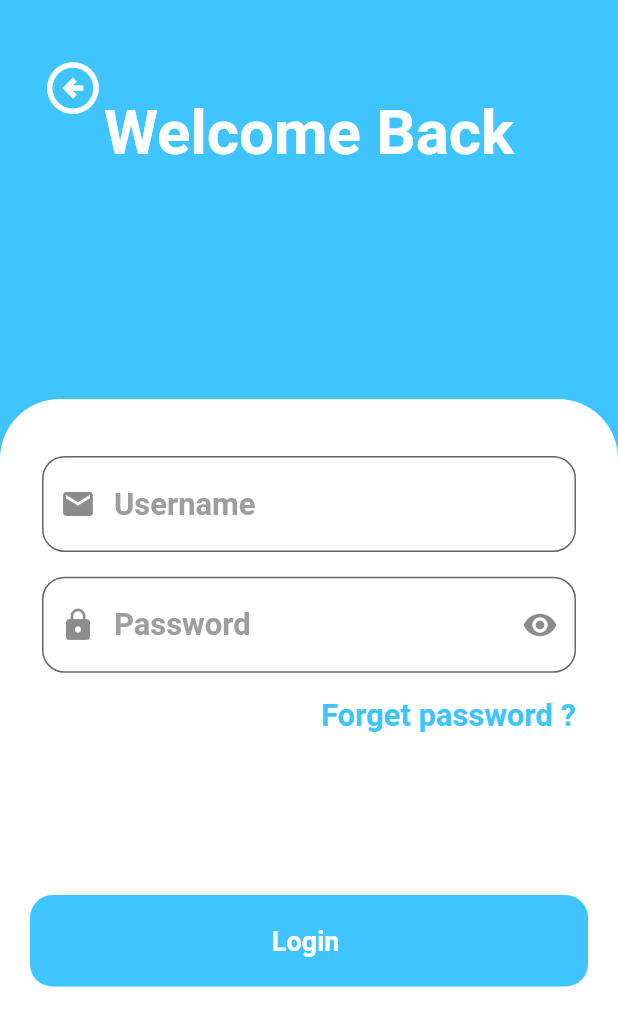
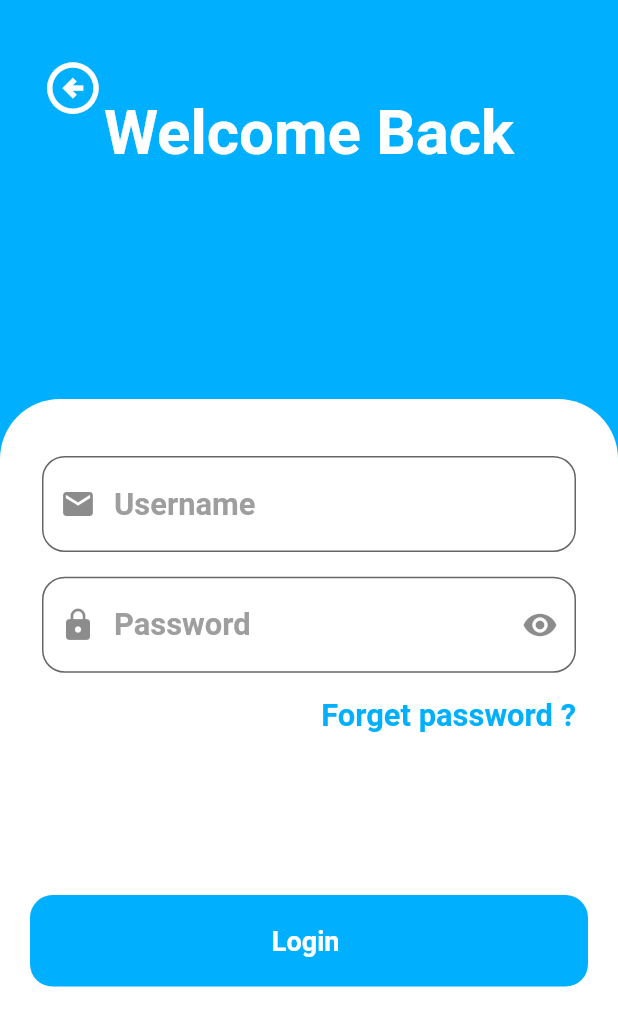
Before and after one commit to rupal-tripund/shipping_app, a Flutter app: the Login screen opened directly, on a phone screen of 412 x 824 dp. Shown: the top 1026 px of the screen. Run offline on Flutter 3.47's test engine with Material 2 defaults, Android fonts, the phone set to English and light mode, and no system bars; our stand-ins replace email_validator, google_fonts.

Commit message:
Added style changes.

```diff
--- a/lib/constants/styles.dart
+++ b/lib/constants/styles.dart
@@ -6,13 +6,13 @@ class Style {
   //colors
   static const primaryThemeColor = Colors.blue;
   static const primaryBackgroundColor = Colors.white;
-  static const loginPageBackgroundColor = Colors.lightBlueAccent;
+  static final loginPageBackgroundColor = Colors.lightBlueAccent[400];
   static const brightness = Brightness.light;
   static const textColorDark = Colors.white;
   static const textColorLight = Colors.black;
-  static const iconColor = Colors.lightBlueAccent;
+  static final iconColor = Colors.lightBlueAccent[400];
   static const iconBackgroundColor = Colors.white;
-  static const loginPageBackgroundColor2 = Colors.grey;
+  static final loginPageBackgroundColor2 = Colors.grey[300];
 
 
   //font style
--- a/lib/screens/auth/login.dart
+++ b/lib/screens/auth/login.dart
@@ -69,7 +69,7 @@ class _LoginState extends State<Login> {
                   horizontal: 20.0,
                   vertical: 30.0
               ),
-              decoration: const BoxDecoration(
+              decoration: BoxDecoration(
                 color: Style.loginPageBackgroundColor,
               ),
               child: Column(
@@ -216,7 +216,7 @@ class _LoginState extends State<Login> {
                         Container(
                           padding: const EdgeInsets.all(20),
                           width: double.infinity,
-                          decoration: const BoxDecoration(
+                          decoration: BoxDecoration(
                               color:Style.loginPageBackgroundColor,
                               borderRadius: BorderRadius.all(Radius.circular(15))
                           ),
--- a/lib/screens/auth/signup_screen.dart
+++ b/lib/screens/auth/signup_screen.dart
@@ -8,7 +8,7 @@ class SignupPage extends StatelessWidget {
   Widget build(BuildContext context) {
     return Scaffold(
       resizeToAvoidBottomInset: false,
-      backgroundColor: Style.loginPageBackgroundColor[400],
+      backgroundColor: Style.loginPageBackgroundColor,
       body: SafeArea(
         child: CustomScrollView(
           slivers: [
@@ -55,7 +55,7 @@ class HeadingWidget extends StatelessWidget {
       height: double.infinity,
       padding: EdgeInsets.symmetric(horizontal: Style.paddingWidth, vertical: Style.paddingHeight),
       decoration:  BoxDecoration(
-        color: Style.loginPageBackgroundColor[400],
+        color: Style.loginPageBackgroundColor,
       ),
       child: Column(
         mainAxisAlignment: MainAxisAlignment.start,
@@ -138,7 +138,7 @@ class _FormWidgetState extends State<FormWidget> {
       height: double.infinity,
       padding: EdgeInsets.symmetric(horizontal: Style.paddingWidth, vertical: Style.paddingHeight),
       decoration: BoxDecoration(
-        color: Style.loginPageBackgroundColor2[300],
+        color: Style.loginPageBackgroundColor2,
         borderRadius: const BorderRadius.only(
           topLeft: Radius.circular(40),
           topRight: Radius.circular(40),
```
